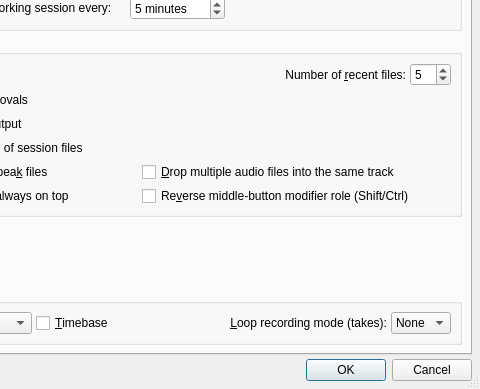
First picture: the form in src/qtractorOptionsForm.ui, repository rncbc/qtractor, before the edit; both pictures show x 156 to 636 and y 156 to 545 of the 636 by 545 pixel window.
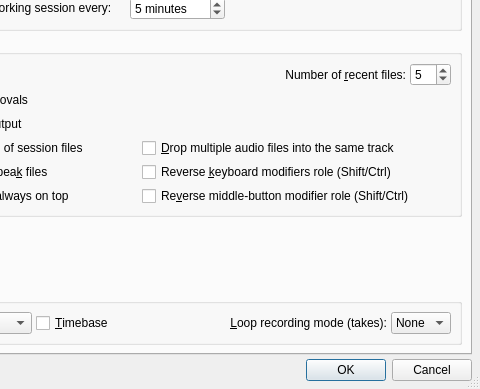
Second picture: the form after the edit. Icons and pictures are not drawn. Custom widgets are drawn as their Qt base class.

Commit message: - New user preference option: View/Options.../General/Options   /Reverse keyboard modifiers role (Shift/Ctrl), applied to   main transport re-positioning commands: Trasnport/Backward,   Forward, etc. (EXPERIMENTAL)

What changed in the file:
```diff
--- a/src/qtractorOptionsForm.ui
+++ b/src/qtractorOptionsForm.ui
@@ -442,7 +442,7 @@
             </property>
            </widget>
           </item>
-          <item row="4" column="2" colspan="2">
+          <item row="3" column="2" colspan="2">
            <widget class="QCheckBox" name="TrackViewDropSpanCheckBox">
             <property name="font">
              <font>
@@ -458,6 +458,22 @@
             </property>
            </widget>
           </item>
+          <item row="4" column="2" colspan="2">
+           <widget class="QCheckBox" name="ShiftKeyModifierCheckBox">
+            <property name="font">
+             <font>
+              <weight>50</weight>
+              <bold>false</bold>
+             </font>
+            </property>
+            <property name="toolTip">
+             <string>Whether to reverse keyboard modifiers role on transport positioning (Shift/Ctrl)</string>
+            </property>
+            <property name="text">
+             <string>Reverse &amp;keyboard modifiers role (Shift/Ctrl)</string>
+            </property>
+           </widget>
+          </item>
           <item row="5" column="2" colspan="2">
            <widget class="QCheckBox" name="MidButtonModifierCheckBox">
             <property name="font">
```
The commit also changes 13 other files.
